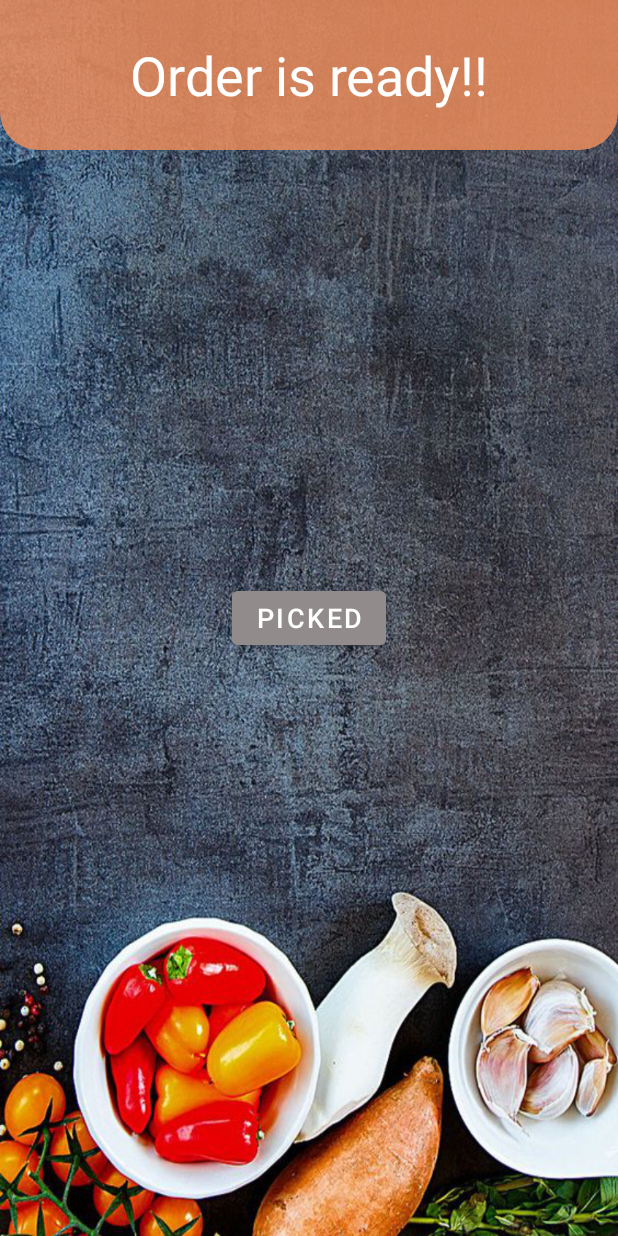
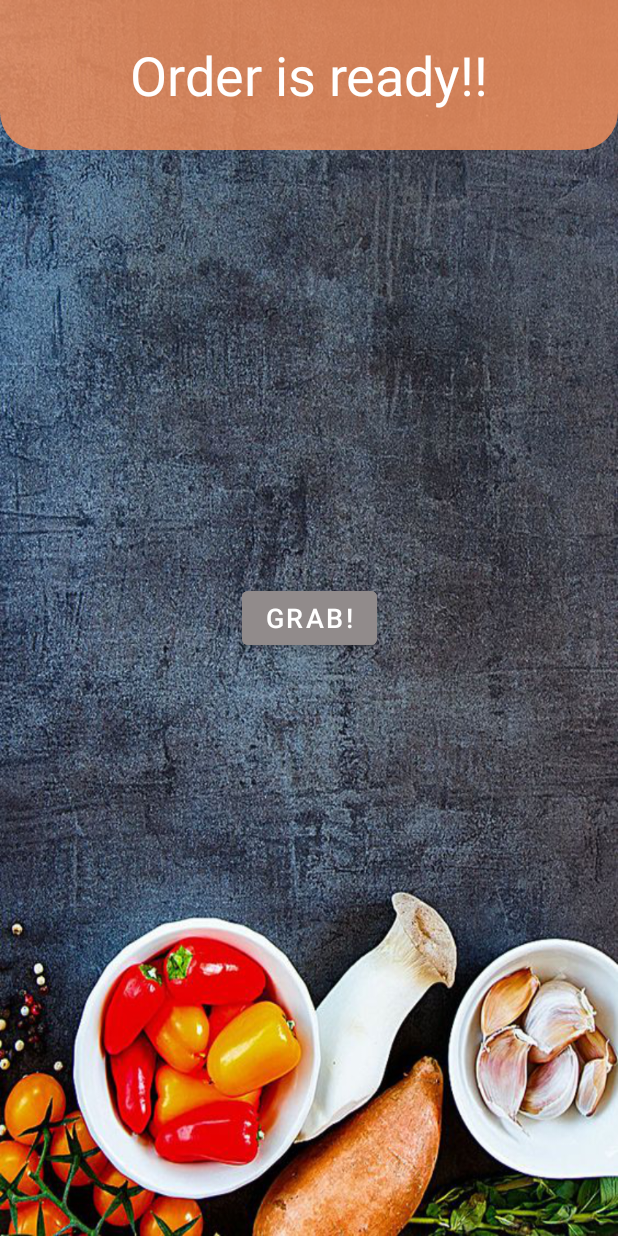
Before and after one commit to IdoSagiv/order-sandwich-app, an Android app: the OrderReadyActivity screen opened directly, with no data from a screen before it, on a phone screen of 412 x 824 dp. Run offline under Robolectric (Android 15) with nearby library versions, the phone set to English and light mode, and no system bars.

Commit message:
update order ready screenshot

```diff
--- a/app/src/main/res/layout/activity_order_ready.xml
+++ b/app/src/main/res/layout/activity_order_ready.xml
@@ -22,7 +22,7 @@
         android:layout_width="wrap_content"
         android:layout_height="wrap_content"
         android:backgroundTint="#918B8B"
-        android:text="picked"
+        android:text="grab!"
         android:textSize="18sp"
         app:layout_constraintBottom_toBottomOf="parent"
         app:layout_constraintEnd_toEndOf="parent"
```
Also changed, not shown: 1 other file.
